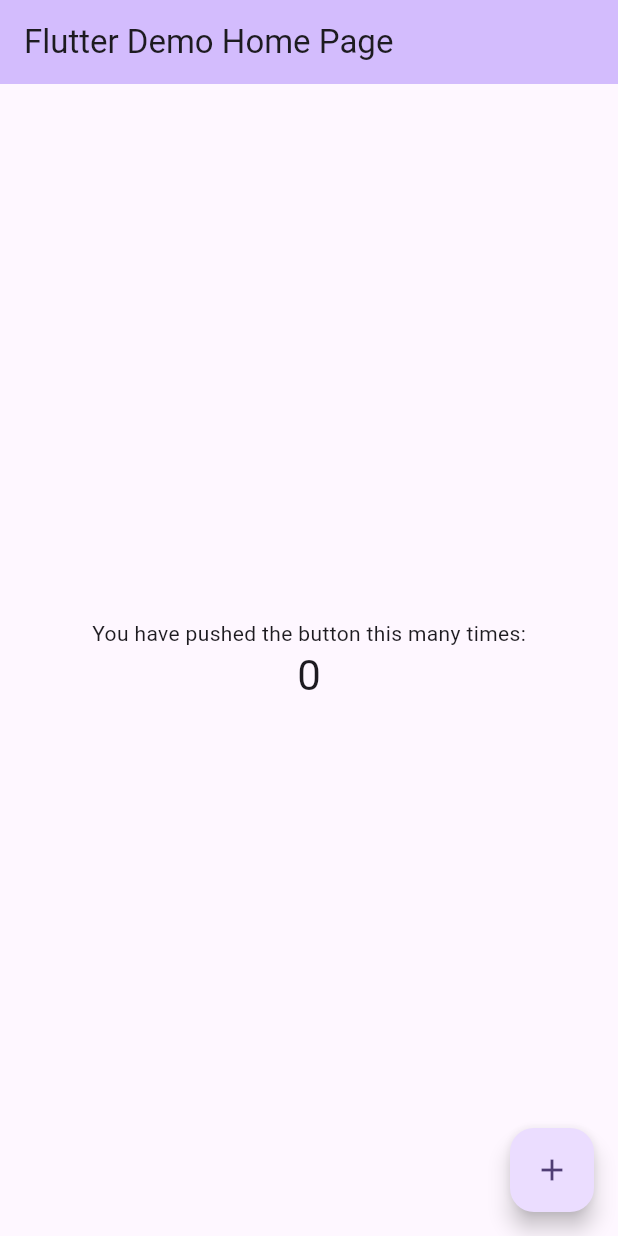
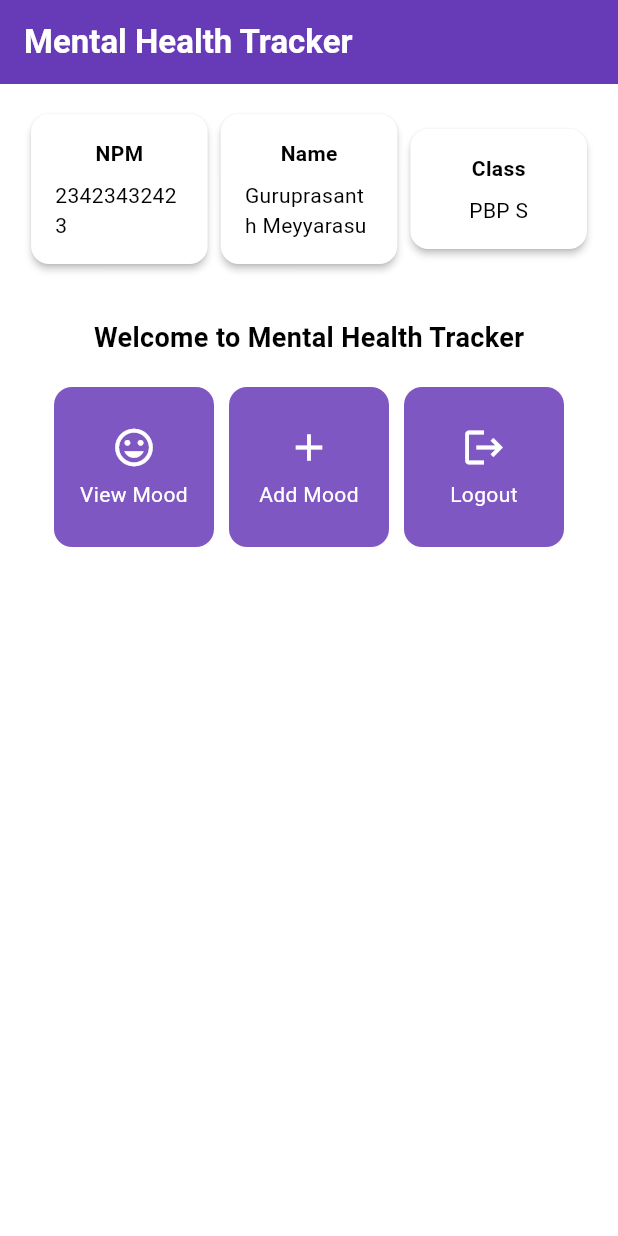
Before and after one commit to Goosegamer/mental-health-tracker-mobile, a Flutter app: the screen it shows after launch, on a phone screen of 412 x 824 dp. Run offline on Flutter 3.47's test engine with Material 3 defaults, Android fonts, the phone set to English and light mode, and no system bars.

Commit message:
Tutorial 6

```diff
--- a/lib/main.dart
+++ b/lib/main.dart
@@ -1,4 +1,5 @@
 import 'package:flutter/material.dart';
+import 'package:mental_health_tracker/menu.dart';
 
 void main() {
   runApp(const MyApp());
@@ -28,98 +29,11 @@ class MyApp extends StatelessWidget {
         //
         // This works for code too, not just values: Most code changes can be
         // tested with just a hot reload.
-        colorScheme: ColorScheme.fromSeed(seedColor: Colors.deepPurple),
+        colorScheme: ColorScheme.fromSwatch(primarySwatch: Colors.deepPurple,
+        ).copyWith(secondary: Colors.deepPurple[400]),
         useMaterial3: true,
       ),
-      home: const MyHomePage(title: 'Flutter Demo Home Page'),
+      home: MyHomePage(),
     );
   }
 }
-
-class MyHomePage extends StatefulWidget {
-  const MyHomePage({super.key, required this.title});
-
-  // This widget is the home page of your application. It is stateful, meaning
-  // that it has a State object (defined below) that contains fields that affect
-  // how it looks.
-
-  // This class is the configuration for the state. It holds the values (in this
-  // case the title) provided by the parent (in this case the App widget) and
-  // used by the build method of the State. Fields in a Widget subclass are
-  // always marked "final".
-
-  final String title;
-
-  @override
-  State<MyHomePage> createState() => _MyHomePageState();
-}
-
-class _MyHomePageState extends State<MyHomePage> {
-  int _counter = 0;
-
-  void _incrementCounter() {
-    setState(() {
-      // This call to setState tells the Flutter framework that something has
-      // changed in this State, which causes it to rerun the build method below
-      // so that the display can reflect the updated values. If we changed
-      // _counter without calling setState(), then the build method would not be
-      // called again, and so nothing would appear to happen.
-      _counter++;
-    });
-  }
-
-  @override
-  Widget build(BuildContext context) {
-    // This method is rerun every time setState is called, for instance as done
-    // by the _incrementCounter method above.
-    //
-    // The Flutter framework has been optimized to make rerunning build methods
-    // fast, so that you can just rebuild anything that needs updating rather
-    // than having to individually change instances of widgets.
-    return Scaffold(
-      appBar: AppBar(
-        // TRY THIS: Try changing the color here to a specific color (to
-        // Colors.amber, perhaps?) and trigger a hot reload to see the AppBar
-        // change color while the other colors stay the same.
-        backgroundColor: Theme.of(context).colorScheme.inversePrimary,
-        // Here we take the value from the MyHomePage object that was created by
-        // the App.build method, and use it to set our appbar title.
-        title: Text(widget.title),
-      ),
-      body: Center(
-        // Center is a layout widget. It takes a single child and positions it
-        // in the middle of the parent.
-        child: Column(
-          // Column is also a layout widget. It takes a list of children and
-          // arranges them vertically. By default, it sizes itself to fit its
-          // children horizontally, and tries to be as tall as its parent.
-          //
-          // Column has various properties to control how it sizes itself and
-          // how it positions its children. Here we use mainAxisAlignment to
-          // center the children vertically; the main axis here is the vertical
-          // axis because Columns are vertical (the cross axis would be
-          // horizontal).
-          //
-          // TRY THIS: Invoke "debug painting" (choose the "Toggle Debug Paint"
-          // action in the IDE, or press "p" in the console), to see the
-          // wireframe for each widget.
-          mainAxisAlignment: MainAxisAlignment.center,
-          children: <Widget>[
-            const Text(
-              'You have pushed the button this many times:',
-            ),
-            Text(
-              '$_counter',
-              style: Theme.of(context).textTheme.headlineMedium,
-            ),
-          ],
-        ),
-      ),
-      floatingActionButton: FloatingActionButton(
-        onPressed: _incrementCounter,
-        tooltip: 'Increment',
-        child: const Icon(Icons.add),
-      ), // This trailing comma makes auto-formatting nicer for build methods.
-    );
-  }
-}
--- /dev/null
+++ b/lib/menu.dart
@@ -0,0 +1,152 @@
+import 'package:flutter/material.dart';
+
+class MyHomePage extends StatelessWidget {
+  final String npm = '23423432423'; // NPM
+  final String name = 'Guruprasanth Meyyarasu'; // Name
+  final String className = 'PBP S'; // Class
+
+  final List<ItemHomepage> items = [
+    ItemHomepage("View Mood", Icons.mood),
+    ItemHomepage("Add Mood", Icons.add),
+    ItemHomepage("Logout", Icons.logout),
+  ];
+
+  MyHomePage({super.key});
+
+  @override
+  Widget build(BuildContext context) {
+    return Scaffold(
+      appBar: AppBar(
+        title: const Text(
+          'Mental Health Tracker',
+          style: TextStyle(
+            color: Colors.white,
+            fontWeight: FontWeight.bold,
+          ),
+        ),
+        backgroundColor: Theme.of(context).colorScheme.primary,
+      ),
+      body: Padding(
+        padding: const EdgeInsets.all(16.0),
+        child: Column(
+          crossAxisAlignment: CrossAxisAlignment.center,
+          children: [
+            Row(
+              mainAxisAlignment: MainAxisAlignment.spaceEvenly,
+              children: [
+                InfoCard(title: 'NPM', content: npm),
+                InfoCard(title: 'Name', content: name),
+                InfoCard(title: 'Class', content: className),
+              ],
+            ),
+            const SizedBox(height: 16.0),
+            Center(
+              child: Column(
+                children: [
+                  const Padding(
+                    padding: EdgeInsets.only(top: 16.0),
+                    child: Text(
+                      'Welcome to Mental Health Tracker',
+                      style: TextStyle(
+                        fontWeight: FontWeight.bold,
+                        fontSize: 18.0,
+                      ),
+                    ),
+                  ),
+                  GridView.count(
+                    primary: false,
+                    padding: const EdgeInsets.all(20),
+                    crossAxisSpacing: 10,
+                    mainAxisSpacing: 10,
+                    crossAxisCount: 3,
+                    shrinkWrap: true,
+                    children: items.map((item) => ItemCard(item)).toList(),
+                  ),
+                ],
+              ),
+            ),
+          ],
+        ),
+      ),
+    );
+  }
+}
+
+class ItemHomepage {
+  final String name;
+  final IconData icon;
+
+  ItemHomepage(this.name, this.icon);
+}
+
+class ItemCard extends StatelessWidget {
+  final ItemHomepage item;
+
+  const ItemCard(this.item, {super.key});
+
+  @override
+  Widget build(BuildContext context) {
+    return Material(
+      color: Theme.of(context).colorScheme.secondary,
+      borderRadius: BorderRadius.circular(12),
+      child: InkWell(
+        onTap: () {
+          ScaffoldMessenger.of(context)
+            ..hideCurrentSnackBar()
+            ..showSnackBar(
+              SnackBar(content: Text("You have pressed the ${item.name} button!")),
+            );
+        },
+        child: Container(
+          padding: const EdgeInsets.all(8),
+          child: Center(
+            child: Column(
+              mainAxisAlignment: MainAxisAlignment.center,
+              children: [
+                Icon(
+                  item.icon,
+                  color: Colors.white,
+                  size: 30.0,
+                ),
+                const Padding(padding: EdgeInsets.all(3)),
+                Text(
+                  item.name,
+                  textAlign: TextAlign.center,
+                  style: const TextStyle(color: Colors.white),
+                ),
+              ],
+            ),
+          ),
+        ),
+      ),
+    );
+  }
+}
+
+class InfoCard extends StatelessWidget {
+  final String title;
+  final String content;
+
+  const InfoCard({super.key, required this.title, required this.content});
+
+  @override
+  Widget build(BuildContext context) {
+    return Card(
+      elevation: 2.0,
+      child: Container(
+        width: MediaQuery.of(context).size.width / 3.5,
+        padding: const EdgeInsets.all(16.0),
+        child: Column(
+          children: [
+            Text(
+              title,
+              style: const TextStyle(fontWeight: FontWeight.bold),
+            ),
+            const SizedBox(height: 8.0),
+            Text(content),
+          ],
+        ),
+      ),
+    );
+  }
+}
```
